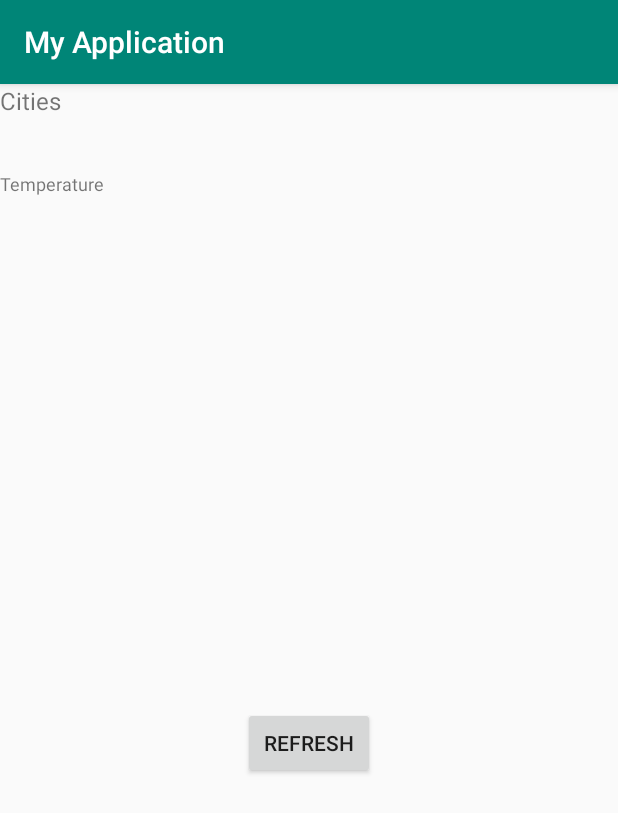
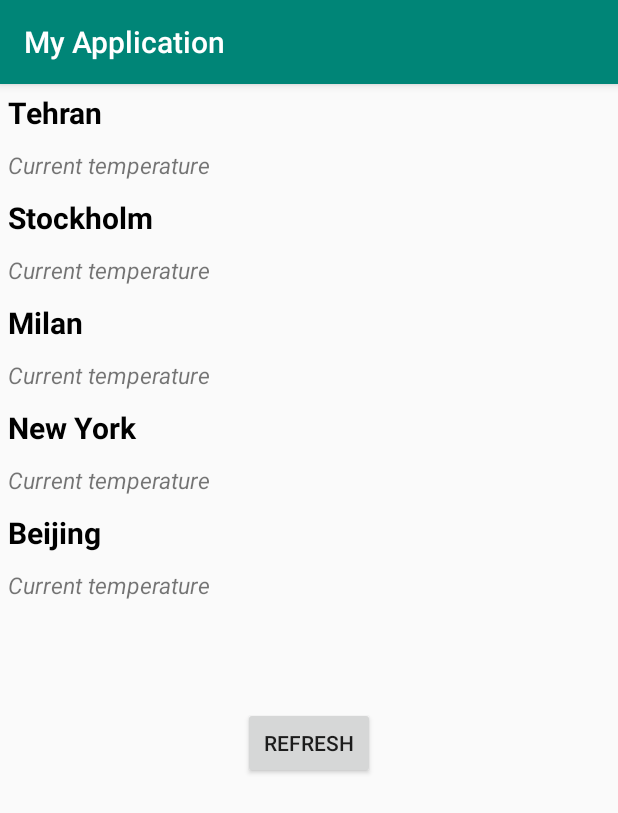
Before and after one commit to Mani114/WeatherApp, an Android app: the screen it shows after launch (MainActivity), on a phone screen of 412 x 824 dp. Shown: the top 813 px of the screen. Run offline under Robolectric (Android 15) with nearby library versions, the phone set to English and light mode, and no system bars.

Commit message:
Fourth commit

```diff
--- a/app/src/main/java/com/example/myapplication/ui/MainActivity.java
+++ b/app/src/main/java/com/example/myapplication/ui/MainActivity.java
@@ -3,14 +3,19 @@ package com.example.myapplication.ui;
 import android.os.Bundle;
 import android.util.Log;
 import android.view.View;
+import android.widget.AdapterView;
+import android.widget.ListView;
 import android.widget.TextView;
 
 import com.example.myapplication.R;
 import com.example.myapplication.data.WeatherService;
+import com.example.myapplication.data.response.Coord;
 import com.example.myapplication.data.response.WeatherResponse;
 
 import org.jetbrains.annotations.NotNull;
 import org.w3c.dom.Text;
+
+import java.util.List;
 
 import androidx.annotation.Nullable;
 import androidx.appcompat.app.AppCompatActivity;
@@ -25,7 +30,7 @@ import retrofit2.converter.gson.GsonConverterFactory;
 
 public class MainActivity extends AppCompatActivity {
 
-    private WeatherService weatherService;
+
 
 
     @Override
@@ -33,17 +38,43 @@ public class MainActivity extends AppCompatActivity {
         super.onCreate(savedInstanceState);
         setContentView(R.layout.activity_main);
 
-        weatherService = new WeatherService() {
-            @NotNull
+
+
+        findViewById(R.id.Tehran).setOnClickListener(new View.OnClickListener() {
             @Override
-            public Call<WeatherResponse> getCurrentData(@NotNull final String city, @NotNull final String app_id) {
-                return null;
+            public void onClick(final View v) {
 
             }
-        };
+        });
+
+        findViewById(R.id.Stockholm).setOnClickListener(new View.OnClickListener() {
+            @Override
+            public void onClick(final View v) {
+
+            }
+        });
+
+        findViewById(R.id.Milan).setOnClickListener(new View.OnClickListener() {
+            @Override
+            public void onClick(final View v) {
+
+            }
+        });
 
 
+        findViewById(R.id.New_York).setOnClickListener(new View.OnClickListener() {
+            @Override
+            public void onClick(final View v) {
 
+            }
+        });
+
+        findViewById(R.id.Beijing).setOnClickListener(new View.OnClickListener() {
+            @Override
+            public void onClick(final View v) {
+
+            }
+        });
 
 
         findViewById(R.id.button).setOnClickListener(new View.OnClickListener() {
@@ -54,18 +85,14 @@ public class MainActivity extends AppCompatActivity {
                 getCurrentData();
 
 
-
             }
         });
 
     }
 
-
-
-
-    private void getCurrentData(){
+    private void getCurrentData() {
         HttpLoggingInterceptor interceptor = new HttpLoggingInterceptor();
-       // interceptor.setLevel(HttpLoggingInterceptor.Level.BODY);
+        // interceptor.setLevel(HttpLoggingInterceptor.Level.BODY);
         OkHttpClient client = new OkHttpClient.Builder().addInterceptor(interceptor).build();
 
 
@@ -75,17 +102,30 @@ public class MainActivity extends AppCompatActivity {
                 .client(client)
                 .build();
         WeatherService service = retrofit.create(WeatherService.class);
-        Call<WeatherResponse> call = service.getCurrentData("Stockholm", "a075f44e32a1e6f1519737f716ff8d00");
-
+        Call<WeatherResponse> call = service.getCurrentData("Tehran", "a075f44e32a1e6f1519737f716ff8d00");
 
         call.enqueue(new Callback<WeatherResponse>() {
             @Override
             public void onResponse(final Call<WeatherResponse> call, final Response<WeatherResponse> response) {
-                String temperature = String.valueOf(response.body().getMain().getTemp());
+
+
+                double temp = response.body().getMain().getTemp();
+                // String temp = String.valueOf(response.body().getMain().getTemp());
+               // String coord = String.valueOf(response.body().getCoord());
+                temp = (temp - 273.15);
+            //    String tempconv = String.format("%.0f", temp);
+                temperature(temp);
+
+                //String temp = String.valueOf(response.body().getMain().getTemp());
+
+
+
+
                 //String clouds = String.valueOf(response.body().getClouds());
-                Log.d("Weather", temperature);
-                temperature(temperature);
+              //  Log.d("Weather", temperature);
+
                 //clouds(clouds);
+               // description(coord);
             }
 
             @Override
@@ -94,23 +134,28 @@ public class MainActivity extends AppCompatActivity {
 
             }
 
-            private void temperature(String temperature) {
+            private void temperature(double temp) {
 
-                TextView textView = findViewById(R.id.textView);
-                textView.setText(temperature);
+                TextView textView = findViewById(R.id.Tehran_current_temperature);
+                textView.setText((temp) + "˚");
             }
 
-          //  private void clouds(String clouds) {
+           // private void description (String coord){
+
+             //   TextView textView = findViewById(R.id.textView);
+               // textView.setText(coord);
+
+
+            });
+
+            //  private void clouds(String clouds) {
 
             //    TextView textView = findViewById(R.id.textView);
-              //  textView.setText(clouds);
+            //  textView.setText(clouds);
 
             //}
 
 
 
-
-
-        });
     }
 }
--- a/app/src/main/res/layout/activity_main.xml
+++ b/app/src/main/res/layout/activity_main.xml
@@ -7,30 +7,139 @@
     tools:context=".ui.MainActivity">
 
 
-    <TextView
-        android:id="@+id/secondLine"
-        android:layout_width="fill_parent"
-        android:layout_height="26dip"
-        android:layout_marginBottom="684dp"
-        android:text="@string/temperature"
-        android:textSize="12sp"
-        app:layout_constraintBottom_toBottomOf="parent"
-        app:layout_constraintRight_toRightOf="parent" />
+    <LinearLayout xmlns:android="http://schemas.android.com/apk/res/android" android:orientation="vertical" android:layout_width="match_parent"
+        android:layout_height="match_parent">
+        <TextView
+            android:id="@+id/Tehran"
+            android:layout_width="match_parent"
+            android:layout_height="wrap_content"
+            android:text="@string/Tehran"
+            android:textColor="#000"
+            android:textStyle="bold"
+            android:layout_margin="5dp"
+            android:textSize="20sp"
+            android:onClick="onClick"
+            tools:ignore="OnClick">
+
+        </TextView>
+
+        <TextView
+            android:id="@+id/Tehran_current_temperature"
+            android:layout_width="match_parent"
+            android:layout_height="wrap_content"
+            android:text="Current temperature"
+            android:textStyle="italic"
+            android:layout_margin="5dp"
+            android:textSize="15sp">
+        </TextView>
+
+        <TextView
+            android:id="@+id/Stockholm"
+            android:layout_width="match_parent"
+            android:layout_height="wrap_content"
+            android:text="@string/Stockholm"
+            android:textColor="#000"
+            android:textStyle="bold"
+            android:layout_margin="5dp"
+            android:textSize="20sp"
+            android:onClick="onClick"
+            tools:ignore="OnClick">
+
+        </TextView>
+
+        <TextView
+            android:id="@+id/Stockholm_current_temperature"
+            android:layout_width="match_parent"
+            android:layout_height="wrap_content"
+            android:text="Current temperature"
+            android:textStyle="italic"
+            android:layout_margin="5dp"
+            android:textSize="15sp">
+        </TextView>
+
+        <TextView
+            android:id="@+id/Milan"
+            android:layout_width="match_parent"
+            android:layout_height="wrap_content"
+            android:text="@string/Milan"
+            android:textColor="#000"
+            android:textStyle="bold"
+            android:layout_margin="5dp"
+            android:textSize="20sp"
+            android:onClick="onClick"
+            tools:ignore="OnClick">
+
+        </TextView>
+
+        <TextView
+            android:id="@+id/Milan_current_temperature"
+            android:layout_width="match_parent"
+            android:layout_height="wrap_content"
+            android:text="Current temperature"
+            android:textStyle="italic"
+            android:layout_margin="5dp"
+            android:textSize="15sp">
+        </TextView>
+
+        <TextView
+            android:id="@+id/New_York"
+            android:layout_width="match_parent"
+            android:layout_height="wrap_content"
+            android:text="@string/New_York"
+            android:textColor="#000"
+            android:textStyle="bold"
+            android:layout_margin="5dp"
+            android:textSize="20sp"
+            android:onClick="onClick"
+            tools:ignore="OnClick">
+
+        </TextView>
+
+        <TextView
+            android:id="@+id/New_York_current_temperature"
+            android:layout_width="match_parent"
+            android:layout_height="wrap_content"
+            android:text="Current temperature"
+            android:textStyle="italic"
+            android:layout_margin="5dp"
+            android:textSize="15sp">
+        </TextView>
+
+        <TextView
+            android:id="@+id/Beijing"
+            android:layout_width="match_parent"
+            android:layout_height="wrap_content"
+            android:text="@string/Beijing"
+            android:textColor="#000"
+            android:textStyle="bold"
+            android:layout_margin="5dp"
+            android:textSize="20sp"
+            android:onClick="onClick"
+            tools:ignore="OnClick">
+
+        </TextView>
+
+        <TextView
+            android:id="@+id/Beijing_current_temperature"
+            android:layout_width="match_parent"
+            android:layout_height="wrap_content"
+            android:text="Current temperature"
+            android:textStyle="italic"
+            android:layout_margin="5dp"
+            android:textSize="15sp">
+        </TextView>
 
 
 
-    <TextView
-        android:id="@+id/firstLine"
-        android:layout_width="fill_parent"
-        android:layout_height="wrap_content"
-        android:layout_alignWithParentIfMissing="true"
-        android:gravity="center_vertical"
-        android:text="@string/Cities"
-        android:textSize="16sp"
-        app:layout_constraintBottom_toTopOf="@id/secondLine"
-        app:layout_constraintRight_toRightOf="parent"
-        app:layout_constraintTop_toTopOf="parent"
-        app:layout_constraintVertical_bias="0.004" />
+
+
+
+
+
+
+
+
+    </LinearLayout>
 
     <TextView
         android:id="@+id/textView"
@@ -57,8 +166,4 @@
         android:focusable="true"
         tools:ignore="OnClick" />
 
-
-
-
-
 </androidx.constraintlayout.widget.ConstraintLayout>
--- a/app/src/main/res/values/strings.xml
+++ b/app/src/main/res/values/strings.xml
@@ -4,4 +4,9 @@
     <string name="temperature">Temperature</string>
     <string name="description">Description</string>
     <string name="Cities">Cities</string>
+    <string name="Tehran">Tehran</string>
+    <string name="Stockholm">Stockholm</string>
+    <string name="Milan">Milan</string>
+    <string name="New_York">New York</string>
+    <string name="Beijing">Beijing</string>
 </resources>
```
Also changed, not shown: app/src/main/res/layout/list.xml (added, +35 -0 lines), app/src/main/res/layout/list_view.xml (+18 -38 lines), app/src/main/res/layout/lisy.xml (added, +29 -0 lines).
